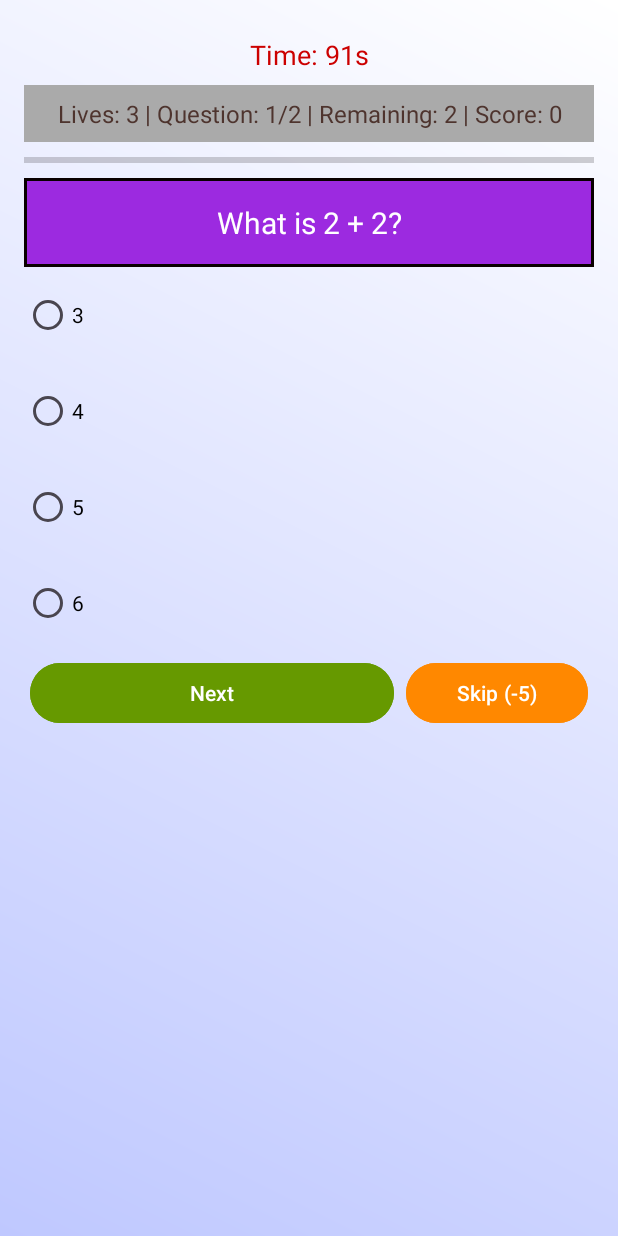
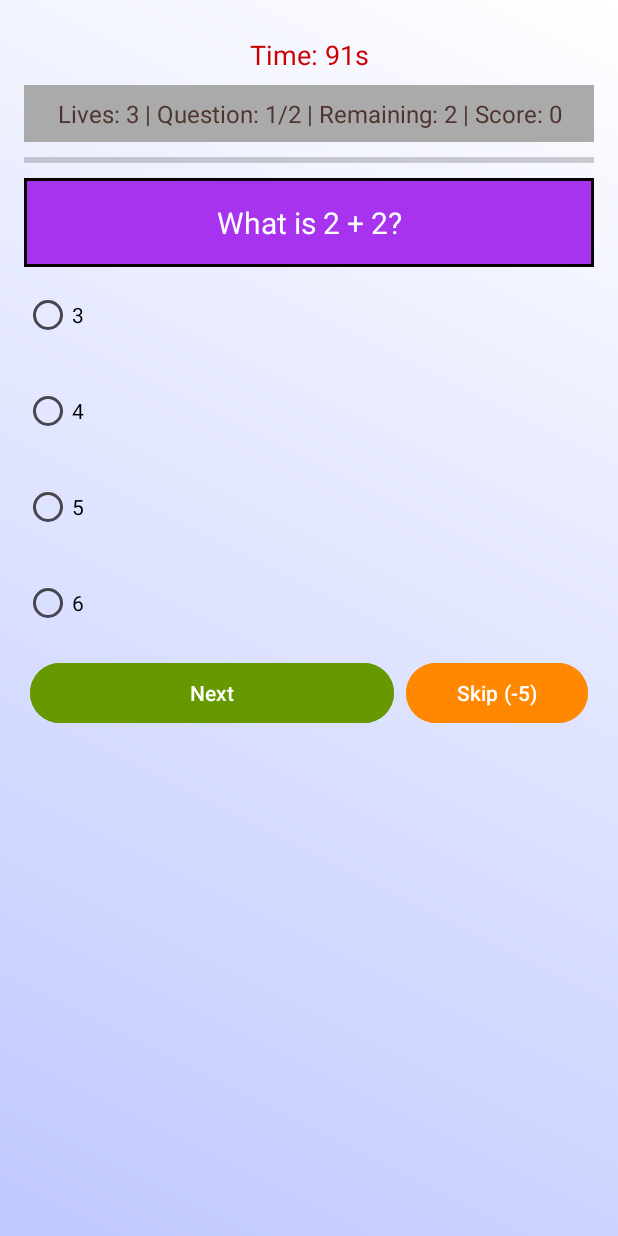
Before and after one commit to k-aghakhani/IQ-Quest, an Android app: the screen it shows after launch (MainActivity), on a phone screen of 412 x 824 dp. Run offline under Robolectric (Android 15) with nearby library versions, the phone set to English and light mode, and no system bars; our stand-ins replace Volley; network calls fail.

Commit message:
change color

```diff
--- a/app/src/main/res/drawable/question_background.xml
+++ b/app/src/main/res/drawable/question_background.xml
@@ -1,6 +1,6 @@
 <?xml version="1.0" encoding="utf-8"?>
 <shape xmlns:android="http://schemas.android.com/apk/res/android">
-    <solid android:color="#9C2AE0" />
+    <solid android:color="#A833EF" />
     <corner android:radius="16dp" />
     <stroke android:width="2dp" android:color="#090000" />
 </shape>
```
